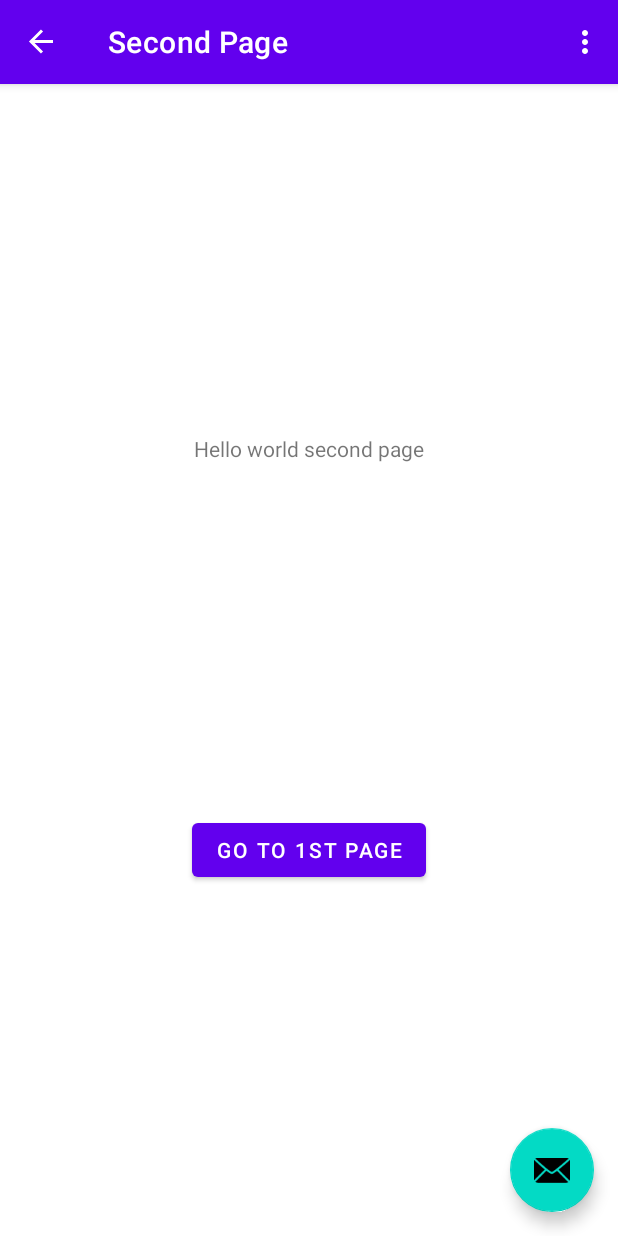
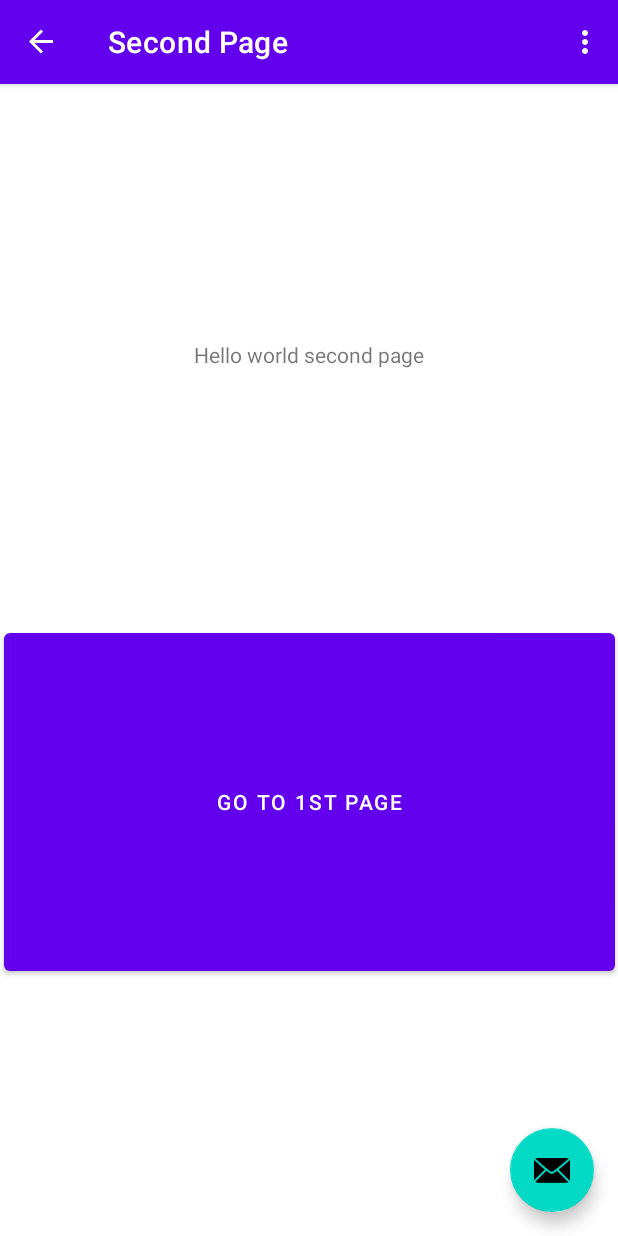
Before and after one commit to Justeksas/first_android_app, an Android app: the SecondFragment screen opened through its navigation route, on a phone screen of 412 x 824 dp. Run offline under Robolectric (Android 15) with nearby library versions, the phone set to English and light mode, and no system bars; our stand-ins replace navigation-ui.

Commit message:
increased 2nd page button size

```diff
--- a/app/src/main/res/layout/fragment_second.xml
+++ b/app/src/main/res/layout/fragment_second.xml
@@ -18,8 +18,8 @@
 
     <Button
         android:id="@+id/button_second"
-        android:layout_width="wrap_content"
-        android:layout_height="wrap_content"
+        android:layout_width="407dp"
+        android:layout_height="237dp"
         android:text="@string/previous"
         app:layout_constraintBottom_toBottomOf="parent"
         app:layout_constraintEnd_toEndOf="parent"
```
